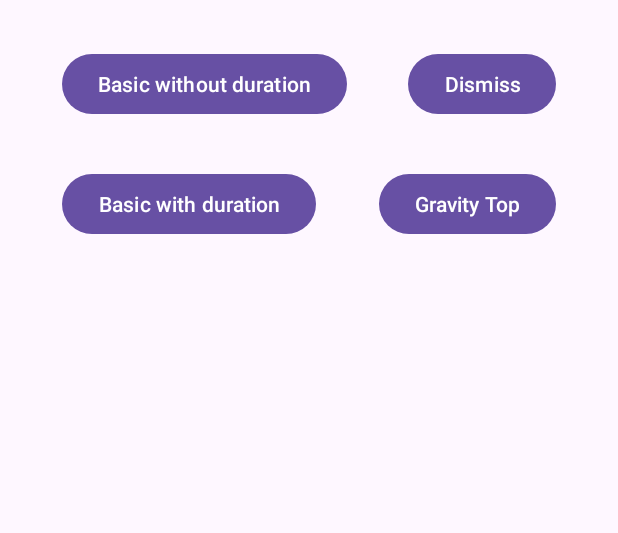
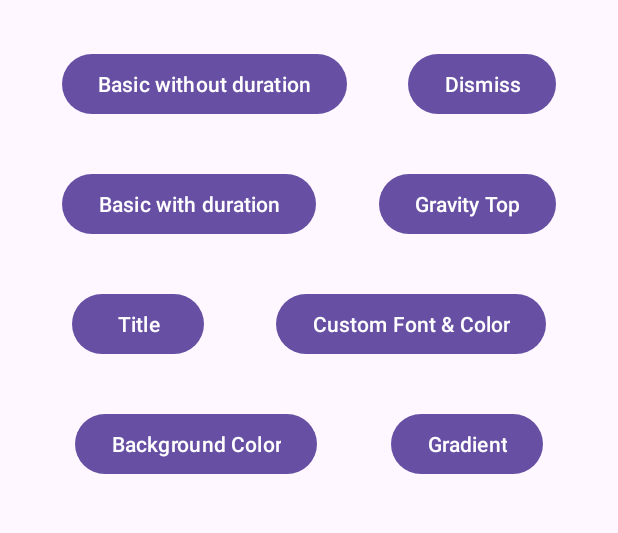
Before and after one commit to hasanelfalakiy/flashbar, an Android app: the layout activity_main.xml on its own in the app's theme, with its tools: preview values and no code run, on a phone screen of 412 x 824 dp, the part 173-706 px from its top. Run offline under Robolectric (Android 15) with nearby library versions, the light colour scheme and no system bars.

Commit message:
update example

```diff
--- a/app/src/main/res/layout/activity_main.xml
+++ b/app/src/main/res/layout/activity_main.xml
@@ -70,5 +70,47 @@
 
         />
 
+        <Button
+            android:layout_width="wrap_content"
+            android:layout_height="wrap_content"
+            android:layout_marginTop="32dp"
+            android:text="@string/fb_title"
+            android:id="@+id/btn_fb_title"
+            app:layout_constraintEnd_toStartOf="@id/btn_font_color"
+            app:layout_constraintStart_toStartOf="parent"
+            app:layout_constraintTop_toBottomOf="@id/btn_basic_with_duration"
+        />
+
+        <Button
+            android:layout_width="wrap_content"
+            android:layout_height="wrap_content"
+            android:text="@string/font_color"
+            android:id="@+id/btn_font_color"
+            app:layout_constraintEnd_toEndOf="parent"
+            app:layout_constraintStart_toEndOf="@id/btn_fb_title"
+            app:layout_constraintTop_toTopOf="@id/btn_fb_title"
+        />
+
+        <Button
+            android:layout_width="wrap_content"
+            android:layout_height="wrap_content"
+            android:layout_marginTop="32dp"
+            android:text="@string/background_color"
+            android:id="@+id/btn_background_color"
+            app:layout_constraintEnd_toStartOf="@id/btn_gradient"
+            app:layout_constraintStart_toStartOf="parent"
+            app:layout_constraintTop_toBottomOf="@id/btn_fb_title"
+        />
+
+        <Button
+            android:layout_width="wrap_content"
+            android:layout_height="wrap_content"
+            android:text="@string/gradient"
+            android:id="@+id/btn_gradient"
+            app:layout_constraintEnd_toEndOf="parent"
+            app:layout_constraintStart_toEndOf="@id/btn_background_color"
+            app:layout_constraintTop_toTopOf="@id/btn_background_color"
+        />
+
     </androidx.constraintlayout.widget.ConstraintLayout>
 </ScrollView>
--- a/app/src/main/res/values/colors.xml
+++ b/app/src/main/res/values/colors.xml
@@ -1,2 +1,5 @@
 <?xml version="1.0" encoding="utf-8"?>
-<resources></resources>
+<resources>
+    <color name="green">#FF37FD12</color>
+    <color name="color_primary_dark">#FF252577</color>
+</resources>
--- a/app/src/main/res/values/strings.xml
+++ b/app/src/main/res/values/strings.xml
@@ -5,6 +5,11 @@
     <string name="basic_without_duration">Basic without duration</string>
     <string name="basic_with_duration">Basic with duration</string>
     <string name="gravity_top">Gravity Top</string>
+    <string name="fb_title">Title</string>
+    <string name="font_color">Custom Font &amp; Color</string>
     <string name="dismiss">Dismiss</string>
+    <string name="overlay">Overlay</string>
+    <string name="background_color">Background Color</string>
+    <string name="gradient">Gradient</string>
 
 </resources>
```
Also changed, not shown: app/src/main/java/com/andihasan7/flashbarsample/MainActivity.kt (+77 -0 lines), app/src/main/res/drawable/bg_gradient.xml (added, +11 -0 lines), app/src/main/assets/Sofia-Regular.otf (added), app/src/main/assets/libel-suit-rg.ttf (added), 1 other file.
